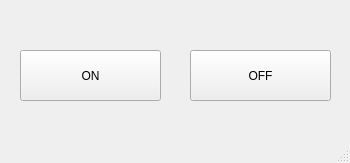
Old version of the form mainwindow.ui in the repository saviocmc/RoomControl-QtDesktop.
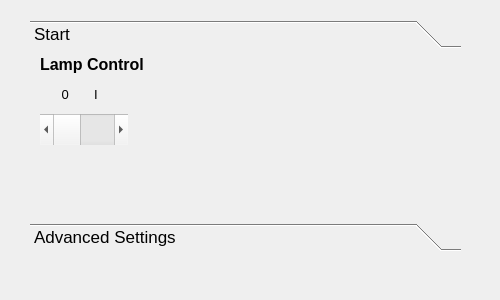
New version of the form.

Commit message: A more pleasant interface, with a new feature to control the system sound volume

Diff of the .ui file:
```diff
--- a/mainwindow.ui
+++ b/mainwindow.ui
@@ -6,8 +6,8 @@
    <rect>
     <x>0</x>
     <y>0</y>
-    <width>350</width>
-    <height>163</height>
+    <width>500</width>
+    <height>300</height>
    </rect>
   </property>
   <property name="windowTitle">
@@ -26,34 +26,177 @@
    <property name="accessibleName">
     <string/>
    </property>
-   <widget class="QPushButton" name="pushButton">
+   <widget class="QToolBox" name="toolBox">
     <property name="geometry">
      <rect>
-      <x>20</x>
-      <y>50</y>
-      <width>141</width>
-      <height>51</height>
+      <x>30</x>
+      <y>20</y>
+      <width>431</width>
+      <height>231</height>
      </rect>
     </property>
-    <property name="text">
-     <string>ON</string>
+    <property name="font">
+     <font>
+      <family>Cantarell</family>
+      <pointsize>13</pointsize>
+      <weight>50</weight>
+      <bold>false</bold>
+     </font>
     </property>
-   </widget>
-   <widget class="QPushButton" name="pushButton_2">
-    <property name="geometry">
-     <rect>
-      <x>190</x>
-      <y>50</y>
-      <width>141</width>
-      <height>51</height>
-     </rect>
+    <property name="currentIndex">
+     <number>0</number>
     </property>
-    <property name="text">
-     <string>OFF</string>
-    </property>
+    <widget class="QWidget" name="page">
+     <property name="geometry">
+      <rect>
+       <x>0</x>
+       <y>0</y>
+       <width>431</width>
+       <height>161</height>
+      </rect>
+     </property>
+     <attribute name="label">
+      <string>Start</string>
+     </attribute>
+     <widget class="QLabel" name="label_3">
+      <property name="geometry">
+       <rect>
+        <x>10</x>
+        <y>30</y>
+        <width>111</width>
+        <height>21</height>
+       </rect>
+      </property>
+      <property name="font">
+       <font>
+        <family>Cantarell</family>
+        <pointsize>10</pointsize>
+       </font>
+      </property>
+      <property name="toolTip">
+       <string>&lt;html&gt;&lt;head/&gt;&lt;body&gt;&lt;p&gt;Slider&lt;/p&gt;&lt;/body&gt;&lt;/html&gt;</string>
+      </property>
+      <property name="text">
+       <string>      0       I</string>
+      </property>
+     </widget>
+     <widget class="QScrollBar" name="horizontalScrollBar">
+      <property name="geometry">
+       <rect>
+        <x>10</x>
+        <y>60</y>
+        <width>88</width>
+        <height>31</height>
+       </rect>
+      </property>
+      <property name="toolTip">
+       <string>&lt;html&gt;&lt;head/&gt;&lt;body&gt;&lt;p&gt;Lamp Switch&lt;/p&gt;&lt;/body&gt;&lt;/html&gt;</string>
+      </property>
+      <property name="styleSheet">
+       <string notr="true"/>
+      </property>
+      <property name="maximum">
+       <number>100</number>
+      </property>
+      <property name="singleStep">
+       <number>0</number>
+      </property>
+      <property name="pageStep">
+       <number>0</number>
+      </property>
+      <property name="value">
+       <number>0</number>
+      </property>
+      <property name="orientation">
+       <enum>Qt::Horizontal</enum>
+      </property>
+     </widget>
+     <widget class="QLabel" name="label_4">
+      <property name="geometry">
+       <rect>
+        <x>10</x>
+        <y>0</y>
+        <width>141</width>
+        <height>21</height>
+       </rect>
+      </property>
+      <property name="font">
+       <font>
+        <pointsize>12</pointsize>
+        <weight>75</weight>
+        <bold>true</bold>
+       </font>
+      </property>
+      <property name="text">
+       <string>Lamp Control</string>
+      </property>
+     </widget>
+    </widget>
+    <widget class="QWidget" name="page_2">
+     <property name="geometry">
+      <rect>
+       <x>0</x>
+       <y>0</y>
+       <width>431</width>
+       <height>161</height>
+      </rect>
+     </property>
+     <attribute name="label">
+      <string>Advanced Settings</string>
+     </attribute>
+     <widget class="QLabel" name="label_2">
+      <property name="geometry">
+       <rect>
+        <x>240</x>
+        <y>40</y>
+        <width>67</width>
+        <height>21</height>
+       </rect>
+      </property>
+      <property name="text">
+       <string>Volume</string>
+      </property>
+     </widget>
+     <widget class="QLabel" name="label">
+      <property name="geometry">
+       <rect>
+        <x>40</x>
+        <y>10</y>
+        <width>161</width>
+        <height>21</height>
+       </rect>
+      </property>
+      <property name="font">
+       <font>
+        <pointsize>11</pointsize>
+       </font>
+      </property>
+      <property name="text">
+       <string>System Sound Volume</string>
+      </property>
+     </widget>
+     <widget class="QSlider" name="horizontalSlider">
+      <property name="geometry">
+       <rect>
+        <x>10</x>
+        <y>40</y>
+        <width>201</width>
+        <height>22</height>
+       </rect>
+      </property>
+      <property name="maximum">
+       <number>100</number>
+      </property>
+      <property name="singleStep">
+       <number>5</number>
+      </property>
+      <property name="orientation">
+       <enum>Qt::Horizontal</enum>
+      </property>
+     </widget>
+    </widget>
    </widget>
   </widget>
-  <widget class="QStatusBar" name="statusBar"/>
  </widget>
  <layoutdefault spacing="6" margin="11"/>
  <resources/>
```
The commit also changes 5 other files.
